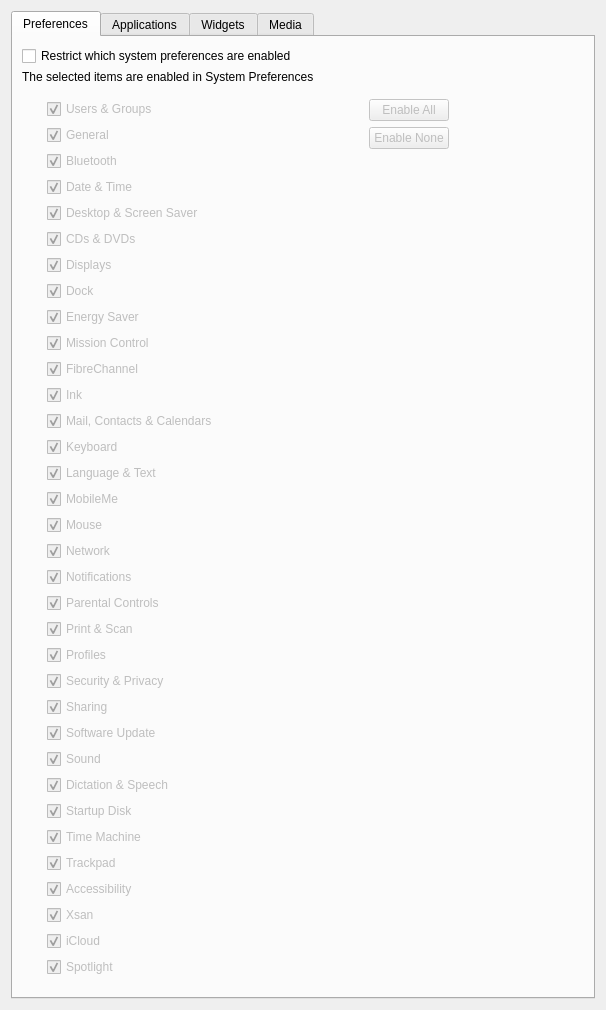
fw-dev/translations, file FWAdminLib/Configurator/RestrictionsOSXForm.ui: the form before one commit.
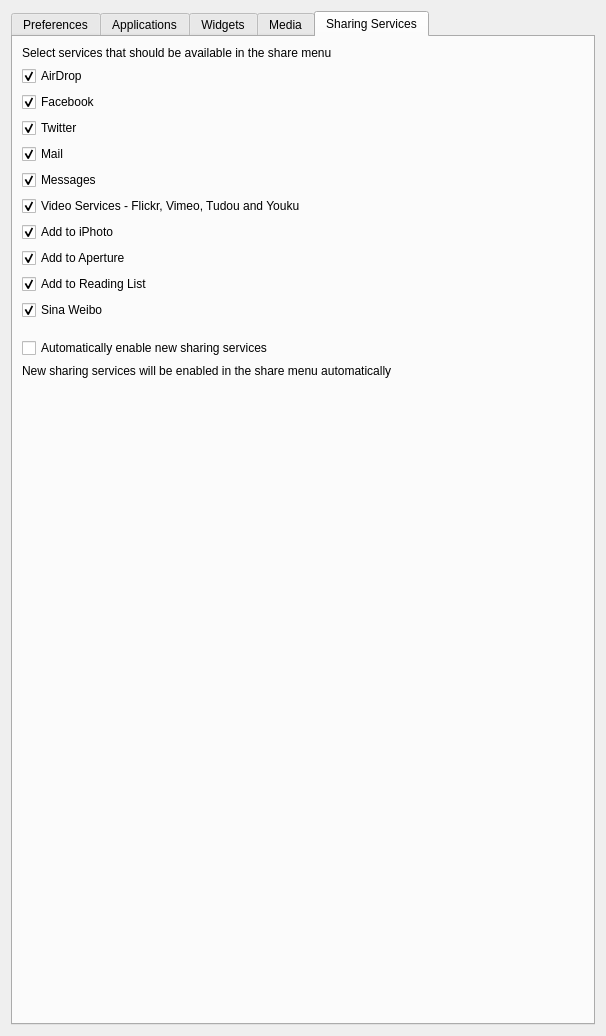
The form after the commit. The open tabs and pages were chosen to show the change. Icons and pictures are not drawn.

```diff
--- a/FWAdminLib/Configurator/RestrictionsOSXForm.ui
+++ b/FWAdminLib/Configurator/RestrictionsOSXForm.ui
@@ -98,6 +98,20 @@
               </property>
              </widget>
             </item>
+            <item>
+             <widget class="QCheckBox" name="appstore">
+              <property name="text">
+               <string>App Store</string>
+              </property>
+              <property name="icon">
+               <iconset resource="Configurator.qrc">
+                <normaloff>:/assets/restrictions/appstore.png</normaloff>:/assets/restrictions/appstore.png</iconset>
+              </property>
+              <property name="checked">
+               <bool>true</bool>
+              </property>
+             </widget>
+            </item>
             <item>
              <widget class="QCheckBox" name="datetime">
               <property name="text">
@@ -606,6 +620,87 @@
        <string>Applications</string>
       </attribute>
       <layout class="QVBoxLayout" name="verticalLayout_6">
+       <item>
+        <widget class="QCheckBox" name="allowGameCenter">
+         <property name="text">
+          <string>Allow use of Game Center</string>
+         </property>
+         <property name="checked">
+          <bool>true</bool>
+         </property>
+        </widget>
+       </item>
+       <item>
+        <layout class="QHBoxLayout" name="horizontalLayout">
+         <item>
+          <spacer name="horizontalSpacer_7">
+           <property name="orientation">
+            <enum>Qt::Horizontal</enum>
+           </property>
+           <property name="sizeType">
+            <enum>QSizePolicy::Fixed</enum>
+           </property>
+           <property name="sizeHint" stdset="0">
+            <size>
+             <width>10</width>
+             <height>20</height>
+            </size>
+           </property>
+          </spacer>
+         </item>
+         <item>
+          <layout class="QVBoxLayout" name="verticalLayout_19">
+           <item>
+            <widget class="QCheckBox" name="allowMultiplayerGaming">
+             <property name="text">
+              <string>Allow multiplayer gaming</string>
+             </property>
+             <property name="checked">
+              <bool>true</bool>
+             </property>
+            </widget>
+           </item>
+           <item>
+            <widget class="QCheckBox" name="allowAddingGCFriends">
+             <property name="text">
+              <string>Allow adding Game Center friends</string>
+             </property>
+             <property name="checked">
+              <bool>true</bool>
+             </property>
+            </widget>
+           </item>
+           <item>
+            <widget class="QCheckBox" name="allowGCAccountModification">
+             <property name="text">
+              <string>Allow Game Center account modification</string>
+             </property>
+             <property name="checked">
+              <bool>true</bool>
+             </property>
+            </widget>
+           </item>
+          </layout>
+         </item>
+        </layout>
+       </item>
+       <item>
+        <widget class="QCheckBox" name="allowAppAdoption">
+         <property name="text">
+          <string>Allow App Store app adoption</string>
+         </property>
+         <property name="checked">
+          <bool>true</bool>
+         </property>
+        </widget>
+       </item>
+       <item>
+        <widget class="QCheckBox" name="requireAdminToInstall">
+         <property name="text">
+          <string>Require admin password to install or update apps</string>
+         </property>
+        </widget>
+       </item>
        <item>
         <widget class="QCheckBox" name="restrictAppStoreSU">
          <property name="text">
@@ -634,7 +729,7 @@
             <item>
              <widget class="QLabel" name="label_2">
               <property name="text">
-               <string>Allow Applictions:</string>
+               <string>Allow Applications:</string>
               </property>
              </widget>
             </item>
@@ -1311,6 +1406,154 @@
        </item>
       </layout>
      </widget>
+     <widget class="QWidget" name="sharingTab">
+      <attribute name="title">
+       <string>Sharing Services</string>
+      </attribute>
+      <layout class="QVBoxLayout" name="verticalLayout_20">
+       <item>
+        <widget class="QLabel" name="lTip_selectServices">
+         <property name="text">
+          <string>Select services that should be available in the share menu</string>
+         </property>
+        </widget>
+       </item>
+       <item>
+        <widget class="QCheckBox" name="shareAirDrop">
+         <property name="text">
+          <string>AirDrop</string>
+         </property>
+         <property name="checked">
+          <bool>true</bool>
+         </property>
+        </widget>
+       </item>
+       <item>
+        <widget class="QCheckBox" name="shareFacebook">
+         <property name="text">
+          <string>Facebook</string>
+         </property>
+         <property name="checked">
+          <bool>true</bool>
+         </property>
+        </widget>
+       </item>
+       <item>
+        <widget class="QCheckBox" name="shareTwitter">
+         <property name="text">
+          <string>Twitter</string>
+         </property>
+         <property name="checked">
+          <bool>true</bool>
+         </property>
+        </widget>
+       </item>
+       <item>
+        <widget class="QCheckBox" name="shareMail">
+         <property name="text">
+          <string>Mail</string>
+         </property>
+         <property name="checked">
+          <bool>true</bool>
+         </property>
+        </widget>
+       </item>
+       <item>
+        <widget class="QCheckBox" name="shareMessages">
+         <property name="text">
+          <string>Messages</string>
+         </property>
+         <property name="checked">
+          <bool>true</bool>
+         </property>
+        </widget>
+       </item>
+       <item>
+        <widget class="QCheckBox" name="shareVideo">
+         <property name="text">
+          <string>Video Services - Flickr, Vimeo, Tudou and Youku</string>
+         </property>
+         <property name="checked">
+          <bool>true</bool>
+         </property>
+        </widget>
+       </item>
+       <item>
+        <widget class="QCheckBox" name="shareiPhoto">
+         <property name="text">
+          <string>Add to iPhoto</string>
+         </property>
+         <property name="checked">
+          <bool>true</bool>
+         </property>
+        </widget>
+       </item>
+       <item>
+        <widget class="QCheckBox" name="shareAperture">
+         <property name="text">
+          <string>Add to Aperture</string>
+         </property>
+         <property name="checked">
+          <bool>true</bool>
+         </property>
+        </widget>
+       </item>
+       <item>
+        <widget class="QCheckBox" name="shareReadingList">
+         <property name="text">
+          <string>Add to Reading List</string>
+         </property>
+         <property name="checked">
+          <bool>true</bool>
+         </property>
+        </widget>
+       </item>
+       <item>
+        <widget class="QCheckBox" name="shareSinaWeibo">
+         <property name="text">
+          <string>Sina Weibo</string>
+         </property>
+         <property name="checked">
+          <bool>true</bool>
+         </property>
+        </widget>
+       </item>
+       <item>
+        <layout class="QVBoxLayout" name="verticalLayout_21">
+         <property name="topMargin">
+          <number>12</number>
+         </property>
+         <item>
+          <widget class="QCheckBox" name="shareServicesAutoEnable">
+           <property name="text">
+            <string>Automatically enable new sharing services</string>
+           </property>
+          </widget>
+         </item>
+         <item>
+          <widget class="QLabel" name="lTip_shareServicesAutoEnable">
+           <property name="text">
+            <string>New sharing services will be enabled in the share menu automatically</string>
+           </property>
+          </widget>
+         </item>
+        </layout>
+       </item>
+       <item>
+        <spacer name="verticalSpacer_5">
+         <property name="orientation">
+          <enum>Qt::Vertical</enum>
+         </property>
+         <property name="sizeHint" stdset="0">
+          <size>
+           <width>20</width>
+           <height>542</height>
+          </size>
+         </property>
+        </spacer>
+       </item>
+      </layout>
+     </widget>
     </widget>
    </item>
   </layout>
```
